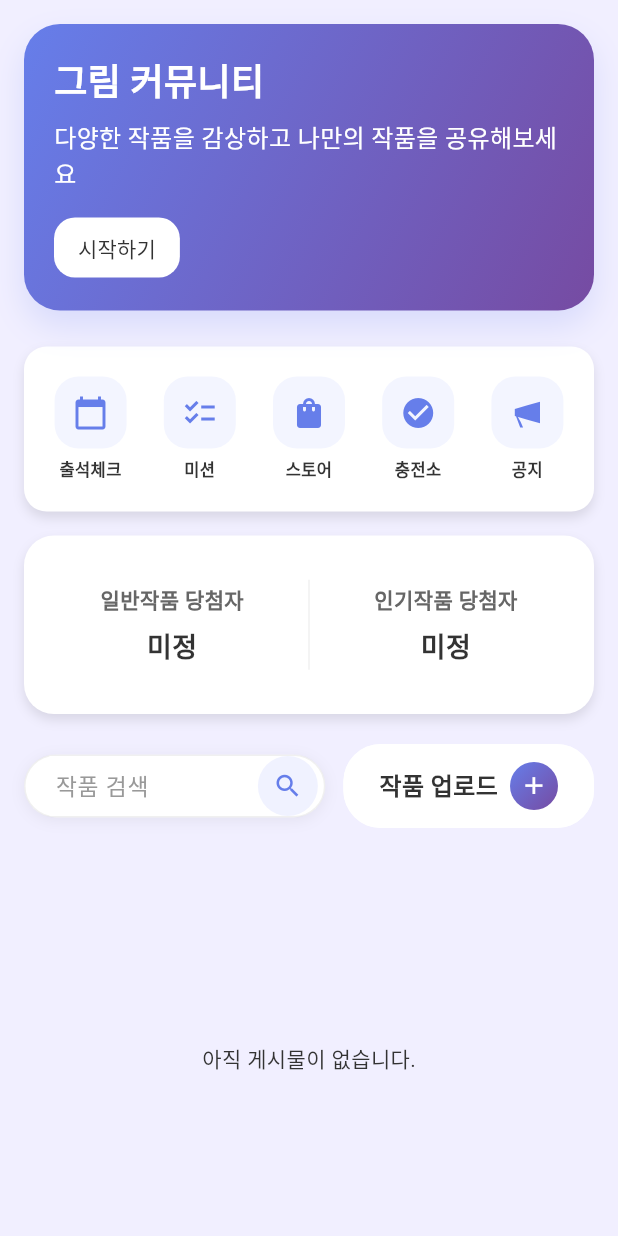
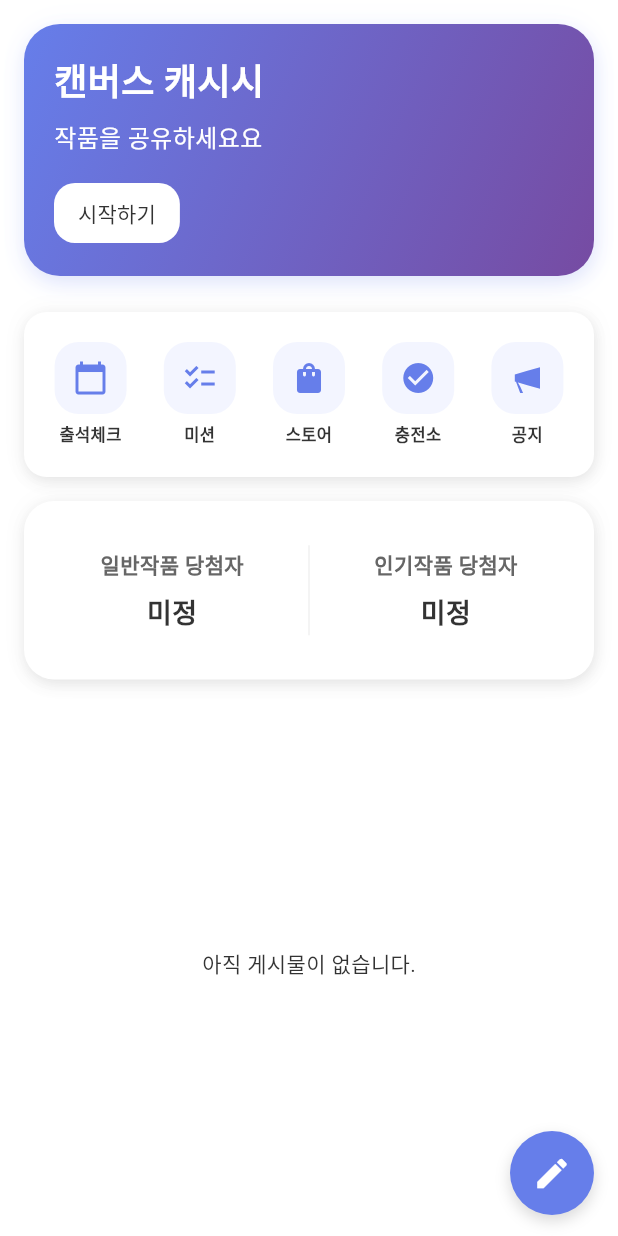
Before and after one commit to cymoon38/progstudioappservice, a Flutter app: the FeedScreen screen opened directly, on a phone screen of 412 x 824 dp. Run offline on Flutter 3.47's test engine with Material 3 defaults, Android fonts, the phone set to English and light mode, and no system bars; our stand-ins replace barcode_widget, cached_network_image, cloud_firestore, cloud_functions, firebase_auth, firebase_core and 5 more; missing offline and left inert: adpopcornreward, excel; accounts and stored records are empty.

Commit message:
2.25.피드UI 개선

```diff
--- a/flutter_app/lib/screens/home/feed_screen.dart
+++ b/flutter_app/lib/screens/home/feed_screen.dart
@@ -11,7 +11,6 @@ import '../../services/data_service.dart';
 import '../../services/viewed_posts_service.dart';
 import '../../theme/app_theme.dart';
 import '../../widgets/app_profile_icon.dart';
-import '../../widgets/feed_header.dart';
 import '../../widgets/upload_modal.dart';
 import '../post_detail_screen.dart';
 import 'notice_screen.dart';
@@ -225,13 +224,34 @@ class _FeedScreenState extends State<FeedScreen> {
     );
   }
 
+  void _openUploadModal() {
+    final authService = Provider.of<AuthService>(context, listen: false);
+    if (!authService.isLoggedIn) {
+      ScaffoldMessenger.of(context).showSnackBar(
+        const SnackBar(content: Text('로그인이 필요합니다.')),
+      );
+      return;
+    }
+    showDialog(
+      context: context,
+      barrierDismissible: true,
+      builder: (context) => const UploadModal(),
+    );
+  }
+
   @override
   Widget build(BuildContext context) {
+    const bottomNavHeight = 60.0;
+    const fabBottomMargin = 14.0;
+    const fabLowerBy = 100.0; // 글쓰기 버튼을 100px 낮춤
+
     return Scaffold(
-      backgroundColor: AppTheme.backgroundColor,
+      backgroundColor: Colors.white,
       body: SafeArea(
         bottom: false, // 하단 SafeArea는 하단바가 처리
-        child: Consumer<DataService>(
+        child: Stack(
+          children: [
+            Consumer<DataService>(
               builder: (context, dataService, _) {
                 return RefreshIndicator(
                   onRefresh: () async {
@@ -242,80 +262,95 @@ class _FeedScreenState extends State<FeedScreen> {
                       parent: ClampingScrollPhysics(),
                     ),
                     slivers: [
-                // 프로모션 배너
-                SliverToBoxAdapter(
-                  child: _PromoBanner(),
-                ),
-                // 기능 아이콘 행
-                SliverToBoxAdapter(
-                  child: _FeatureIconsSection(),
-                ),
-                // 미션 미리보기
-                SliverToBoxAdapter(
-                  child: _MissionPreviewSection(),
-                ),
-                // 피드 헤더 (검색 + 업로드)
-                SliverToBoxAdapter(
-                  child: FeedHeader(
-                    onUploadTap: () {
-                      // 업로드 버튼 클릭 처리 (기존 프로그램과 동일 - 모달 팝업)
-                      final authService = Provider.of<AuthService>(context, listen: false);
-                      if (!authService.isLoggedIn) {
-                        ScaffoldMessenger.of(context).showSnackBar(
-                          const SnackBar(
-                            content: Text('로그인이 필요합니다.'),
-                          ),
-                        );
-                        return;
-                      }
-                      // 업로드 모달 표시
-                      showDialog(
-                        context: context,
-                        barrierDismissible: true,
-                        builder: (context) => const UploadModal(),
-                      );
-                    },
-                  ),
-                ),
-                // 게시물 목록
+                      SliverToBoxAdapter(child: _PromoBanner()),
+                      SliverToBoxAdapter(child: _FeatureIconsSection()),
+                      SliverToBoxAdapter(child: _MissionPreviewSection()),
                       if (dataService.isLoading)
                         const SliverFillRemaining(
                           child: Center(child: CircularProgressIndicator()),
                         )
                       else if (dataService.posts.isEmpty)
                         const SliverFillRemaining(
-                    child: Center(
-                      child: Text('아직 게시물이 없습니다.'),
-                    ),
+                          child: Center(child: Text('아직 게시물이 없습니다.')),
                         )
                       else
-                  SliverPadding(
-                    padding: const EdgeInsets.symmetric(horizontal: 8),
-                    sliver: SliverList(
+                        SliverList(
                           delegate: SliverChildBuilderDelegate(
                             (context, index) {
                               final post = dataService.posts[index];
-                          return Consumer<ViewedPostsService>(
+                              return Column(
+                                mainAxisSize: MainAxisSize.min,
+                                crossAxisAlignment: CrossAxisAlignment.stretch,
+                                children: [
+                                  if (index > 0)
+                                    Padding(
+                                      padding: const EdgeInsets.symmetric(vertical: 4, horizontal: 8),
+                                      child: Container(
+                                        height: 1,
+                                        decoration: BoxDecoration(
+                                          color: const Color(0xFFE6E8F0),
+                                          borderRadius: BorderRadius.circular(1),
+                                        ),
+                                      ),
+                                    ),
+                                  Padding(
+                                    padding: const EdgeInsets.symmetric(horizontal: 16),
+                                    child: Consumer<ViewedPostsService>(
                                       builder: (context, viewedPostsService, _) {
                                         final isViewed = viewedPostsService.isViewed(post.id);
                                         return _PostCard(post: post, isViewed: isViewed);
                                       },
+                                    ),
+                                  ),
+                                ],
                               );
                             },
                             childCount: dataService.posts.length,
                           ),
                         ),
-                  ),
-                // 마지막 게시물이 하단바에 잘리지 않도록 여백 추가
                       SliverToBoxAdapter(
                         child: SizedBox(
-                    height: MediaQuery.of(context).padding.bottom + 80, // SafeArea 하단 + 하단바 높이(60) + 추가 여백(20)
+                          height: MediaQuery.of(context).padding.bottom + 80,
                         ),
                       ),
                     ],
                   ),
                 );
               },
+            ),
+            // 하단바 위 글쓰기 버튼 (스토어 사용하기 버튼과 동일 색상)
+            Positioned(
+              right: 16,
+              bottom: (bottomNavHeight + fabBottomMargin + MediaQuery.of(context).padding.bottom - fabLowerBy).clamp(14.0, double.infinity),
+              child: Material(
+                color: Colors.transparent,
+                child: InkWell(
+                  onTap: _openUploadModal,
+                  borderRadius: BorderRadius.circular(28),
+                  child: Container(
+                    width: 56,
+                    height: 56,
+                    decoration: BoxDecoration(
+                      color: AppTheme.primaryColor,
+                      borderRadius: BorderRadius.circular(28),
+                      boxShadow: [
+                        BoxShadow(
+                          color: Colors.black.withOpacity(0.15),
+                          blurRadius: 8,
+                          offset: const Offset(0, 4),
+                        ),
+                      ],
+                    ),
+                    child: const Icon(
+                      Icons.edit,
+                      color: Colors.white,
+                      size: 26,
+                    ),
+                  ),
+                ),
+              ),
+            ),
+          ],
         ),
       ),
     );
@@ -333,9 +368,19 @@ class _PromoBanner extends StatelessWidget {
         borderRadius: BorderRadius.circular(24),
         boxShadow: [
           BoxShadow(
-            color: AppTheme.primaryColor.withOpacity(0.18),
-            blurRadius: 18,
-            offset: const Offset(0, 10),
+            color: AppTheme.primaryColor.withOpacity(0.05),
+            blurRadius: 16,
+            offset: Offset.zero,
+          ),
+          BoxShadow(
+            color: AppTheme.primaryColor.withOpacity(0.12),
+            blurRadius: 12,
+            offset: const Offset(0, 6),
+          ),
+          BoxShadow(
+            color: AppTheme.primaryColor.withOpacity(0.06),
+            blurRadius: 8,
+            offset: const Offset(2, 4),
           ),
         ],
       ),
@@ -344,7 +389,7 @@ class _PromoBanner extends StatelessWidget {
         crossAxisAlignment: CrossAxisAlignment.start,
         children: [
           const Text(
-            '그림 커뮤니티',
+            '캔버스 캐시시',
             style: TextStyle(
               fontSize: 24,
               fontWeight: FontWeight.bold,
@@ -353,7 +398,7 @@ class _PromoBanner extends StatelessWidget {
           ),
           const SizedBox(height: 8),
           const Text(
-            '다양한 작품을 감상하고 나만의 작품을 공유해보세요',
+            '작품을 공유하세요요',
             style: TextStyle(
               fontSize: 16,
               color: Colors.white,
@@ -684,9 +729,19 @@ class _MissionPreviewSectionState extends State<_MissionPreviewSection> with Wid
         borderRadius: BorderRadius.circular(20),
         boxShadow: [
           BoxShadow(
-            color: Colors.black.withOpacity(0.1),
+            color: Colors.black.withOpacity(0.04),
+            blurRadius: 12,
+            offset: Offset.zero,
+          ),
+          BoxShadow(
+            color: Colors.black.withOpacity(0.05),
+            blurRadius: 8,
+            offset: const Offset(0, 4),
+          ),
+          BoxShadow(
+            color: Colors.black.withOpacity(0.03),
             blurRadius: 6,
-            offset: const Offset(0, 4),
+            offset: const Offset(2, 2),
           ),
         ],
       ),
@@ -804,26 +859,10 @@ class _PostCard extends StatelessWidget {
 
   @override
   Widget build(BuildContext context) {
-    // 본 게시물 스타일 (CSS: .post-card.viewed-post)
-    final backgroundColor = isViewed ? const Color(0xFFF5F5F5) : Colors.white;
     final opacity = isViewed ? 0.8 : 1.0;
 
     return Opacity(
       opacity: opacity,
-      child: Container(
-        margin: const EdgeInsets.symmetric(horizontal: 16, vertical: 8),
-        decoration: BoxDecoration(
-          color: backgroundColor,
-          borderRadius: BorderRadius.circular(16),
-          border: Border.all(color: const Color(0xFFE6E8F0)),
-          boxShadow: [
-            BoxShadow(
-              color: Colors.black.withOpacity(0.04),
-              blurRadius: 16,
-              offset: const Offset(0, 8),
-            ),
-          ],
-        ),
       child: InkWell(
         onTap: () {
           Navigator.push(
@@ -833,7 +872,8 @@ class _PostCard extends StatelessWidget {
             ),
           );
         },
-        borderRadius: BorderRadius.circular(16),
+        child: Padding(
+          padding: const EdgeInsets.symmetric(vertical: 12, horizontal: 0),
           child: Column(
           crossAxisAlignment: CrossAxisAlignment.start,
           children: [
@@ -853,7 +893,7 @@ class _PostCard extends StatelessWidget {
                           style: TextStyle(
                             fontSize: 16,
                             fontWeight: FontWeight.w600,
-                            color: isViewed ? const Color(0xFF999999) : AppTheme.textPrimary, // CSS: .viewed-post .author-name
+                            color: isViewed ? const Color(0xFF999999) : AppTheme.textPrimary,
                           ),
                         ),
                         Text(
@@ -905,9 +945,9 @@ class _PostCard extends StatelessWidget {
               child: Text(
                 post.title,
                 style: TextStyle(
-                  fontSize: 17.6, // CSS: 1.1rem ≈ 17.6px
-                  fontWeight: FontWeight.w600, // CSS: font-weight: 600
-                  color: isViewed ? const Color(0xFF666666) : AppTheme.textPrimary, // CSS: .viewed-post .post-title
+                  fontSize: 17.6,
+                  fontWeight: FontWeight.w600,
+                  color: isViewed ? const Color(0xFF666666) : AppTheme.textPrimary,
                 ),
                 maxLines: 2,
                 overflow: TextOverflow.ellipsis,
--- a/flutter_app/lib/screens/home/giftcard_detail_screen.dart
+++ b/flutter_app/lib/screens/home/giftcard_detail_screen.dart
@@ -237,9 +237,13 @@ class _GiftCardDetailScreenState extends State<GiftCardDetailScreen> {
       appBar: AppBar(
         title: const Text('기프티콘 상세'),
         backgroundColor: Colors.white,
+        foregroundColor: AppTheme.textPrimary,
+        surfaceTintColor: Colors.transparent,
+        scrolledUnderElevation: 0,
         elevation: 0,
+        iconTheme: const IconThemeData(color: AppTheme.textPrimary),
         leading: IconButton(
-          icon: const Icon(Icons.arrow_back, color: Colors.black),
+          icon: const Icon(Icons.arrow_back),
           onPressed: () => Navigator.of(context).pop(),
         ),
       ),
--- a/flutter_app/lib/screens/home/profile_screen.dart
+++ b/flutter_app/lib/screens/home/profile_screen.dart
@@ -1,6 +1,7 @@
 import 'package:flutter/material.dart';
 import 'package:provider/provider.dart';
 import '../../services/auth_service.dart';
+import '../../theme/app_theme.dart';
 import '../auth/login_screen.dart';
 import '../../widgets/app_profile_icon.dart';
 
@@ -17,6 +18,11 @@ class _ProfileScreenState extends State<ProfileScreen> {
     return Scaffold(
       appBar: AppBar(
         title: const Text('마이페이지'),
+        backgroundColor: Colors.white,
+        foregroundColor: AppTheme.textPrimary,
+        surfaceTintColor: Colors.transparent,
+        scrolledUnderElevation: 0,
+        iconTheme: const IconThemeData(color: AppTheme.textPrimary),
       ),
       body: Consumer<AuthService>(
         builder: (context, authService, _) {
--- a/flutter_app/lib/screens/post_detail_screen.dart
+++ b/flutter_app/lib/screens/post_detail_screen.dart
@@ -546,6 +546,9 @@ class _PostDetailScreenState extends State<PostDetailScreen> {
         title: Text(post.type == 'notice' ? '공지사항' : '게시물 상세'),
         backgroundColor: Colors.white,
         foregroundColor: AppTheme.textPrimary,
+        surfaceTintColor: Colors.transparent,
+        scrolledUnderElevation: 0,
+        iconTheme: const IconThemeData(color: AppTheme.textPrimary),
         actions: [
           // 게시물 삭제 버튼
           // - 일반 게시물: 작성자만
--- a/flutter_app/lib/theme/app_theme.dart
+++ b/flutter_app/lib/theme/app_theme.dart
@@ -190,9 +190,19 @@ class AppTheme {
         borderRadius: BorderRadius.circular(15),
         boxShadow: [
           BoxShadow(
-            color: Colors.black.withOpacity(0.1),
+            color: Colors.black.withOpacity(0.04),
+            blurRadius: 12,
+            offset: Offset.zero,
+          ),
+          BoxShadow(
+            color: Colors.black.withOpacity(0.05),
+            blurRadius: 8,
+            offset: const Offset(0, 4),
+          ),
+          BoxShadow(
+            color: Colors.black.withOpacity(0.03),
             blurRadius: 6,
-            offset: const Offset(0, 4),
+            offset: const Offset(2, 2),
           ),
         ],
       );
--- a/flutter_app/lib/widgets/feed_header.dart
+++ b/flutter_app/lib/widgets/feed_header.dart
@@ -2,12 +2,7 @@ import 'package:flutter/material.dart';
 import '../theme/app_theme.dart';
 
 class FeedHeader extends StatefulWidget {
-  final VoidCallback? onUploadTap;
-
-  const FeedHeader({
-    super.key,
-    this.onUploadTap,
-  });
+  const FeedHeader({super.key});
 
   @override
   State<FeedHeader> createState() => _FeedHeaderState();
@@ -28,12 +23,6 @@ class _FeedHeaderState extends State<FeedHeader> {
     }
   }
 
-  void _handleUpload() {
-    if (widget.onUploadTap != null) {
-      widget.onUploadTap!();
-    }
-  }
-
   @override
   void dispose() {
     _searchController.dispose();
@@ -44,7 +33,7 @@ class _FeedHeaderState extends State<FeedHeader> {
   @override
   Widget build(BuildContext context) {
     return Container(
-      padding: const EdgeInsets.symmetric(horizontal: 16, vertical: 12),
+      padding: const EdgeInsets.symmetric(horizontal: 8, vertical: 12),
       margin: const EdgeInsets.only(bottom: 24),
       child: Row(
         children: [
@@ -123,52 +112,6 @@ class _FeedHeaderState extends State<FeedHeader> {
               ),
             ),
           ),
-          const SizedBox(width: 12),
-          // 업로드 버튼 (기존 CSS: .upload-btn)
-          Material(
-            color: Colors.white, // CSS: background: white
-            borderRadius: BorderRadius.circular(25), // CSS: border-radius: 25px
-            child: InkWell(
-              onTap: _handleUpload,
-              borderRadius: BorderRadius.circular(25),
-              child: Container(
-                padding: const EdgeInsets.symmetric(horizontal: 24, vertical: 12), // CSS: 0.75rem 1.5rem
-                decoration: BoxDecoration(
-                  // "완전 흰색"으로 보이도록 테두리/그림자는 제거
-                  color: Colors.white,
-                  borderRadius: BorderRadius.circular(25),
-                ),
-                child: Row(
-                  mainAxisSize: MainAxisSize.min,
-                  children: [
-                    Text(
-                      '작품 업로드',
-                      style: TextStyle(
-                        color: AppTheme.textPrimary, // CSS: color: #333
-                        fontSize: 16, // CSS: 1rem = 16px
-                        fontWeight: FontWeight.w600, // CSS: font-weight: 600
-                      ),
-                    ),
-                    const SizedBox(width: 8), // CSS: gap: 0.5rem
-                    // 업로드 버튼 아이콘 (CSS: .upload-btn-icon) - 오른쪽 끝으로 이동
-                    Container(
-                      width: 32, // CSS: 2rem = 32px
-                      height: 32,
-                      decoration: BoxDecoration(
-                        gradient: AppTheme.primaryGradient, // CSS: linear-gradient(135deg, #667eea 0%, #764ba2 100%)
-                        shape: BoxShape.circle,
-                      ),
-                      child: const Icon(
-                        Icons.add,
-                        color: Colors.white,
-                        size: 19.2, // CSS: 1.2rem ≈ 19.2px
-                      ),
-                    ),
-                  ],
-                ),
-              ),
-            ),
-          ),
         ],
       ),
     );
```
Also changed, not shown: flutter_app/lib/screens/home/popular_screen.dart (+29 -27 lines), flutter_app/lib/screens/home/shop_screen.dart (+6 -3 lines), flutter_app/lib/screens/profile/profile_screen.dart (+11 -1 lines). Lines whose indentation alone changed are shown as unchanged.
